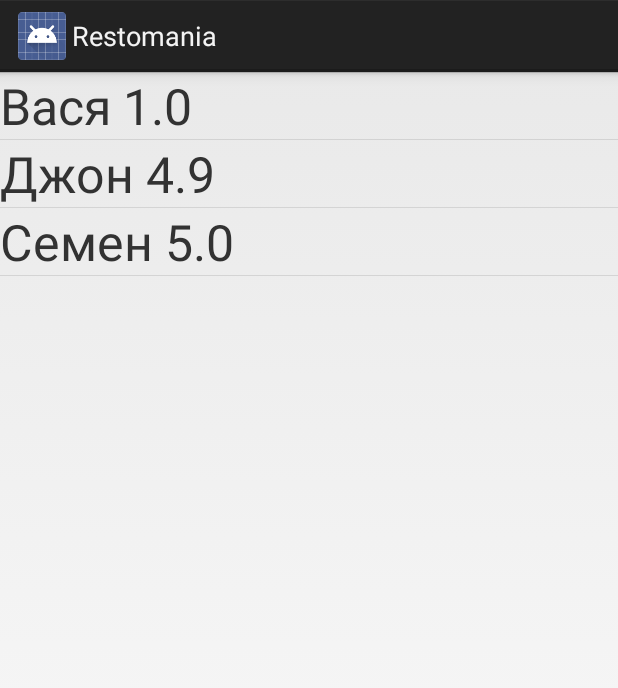
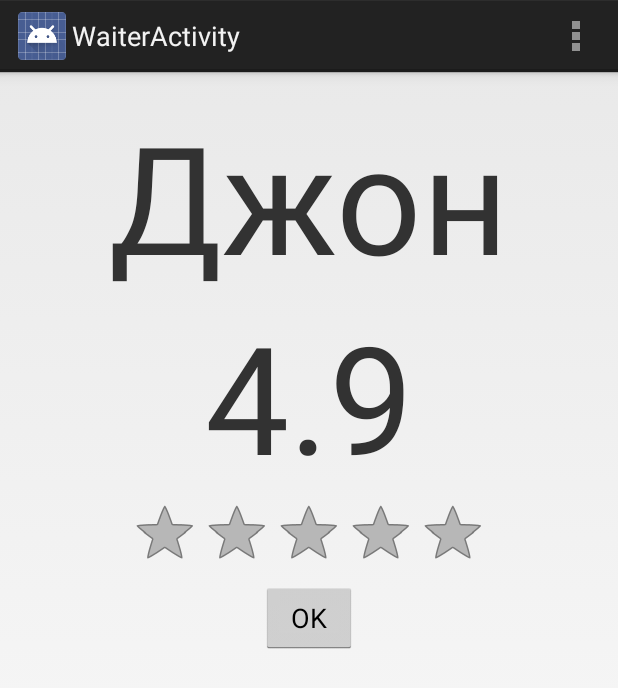
Before and after one commit to ilya4544/restomaniaAndroid, an Android app: the screen it shows after launch (WaiterListActivity before the commit, WaiterActivity after it), after a tap on an icon or button, on a phone screen of 412 x 824 dp. Shown: the top 688 px of the screen. Run offline under Robolectric (Android 15) with nearby library versions, the phone set to English and light mode, and no system bars.

Commit message:
Added WaiterActivity Realised choosing Waiter in WaiterList

```diff
--- a/app/src/main/AndroidManifest.xml
+++ b/app/src/main/AndroidManifest.xml
@@ -16,6 +16,10 @@
                 <category android:name="android.intent.category.LAUNCHER" />
             </intent-filter>
         </activity>
+        <activity
+            android:name=".WaiterActivity"
+            android:label="@string/title_activity_waiter" >
+        </activity>
     </application>
 
 </manifest>
--- /dev/null
+++ b/app/src/main/java/com/restomania/restomania/WaiterActivity.java
@@ -0,0 +1,44 @@
+package com.restomania.restomania;
+
+import android.app.Activity;
+import android.content.Intent;
+import android.os.Bundle;
+import android.view.Menu;
+import android.view.MenuItem;
+import android.widget.TextView;
+
+
+public class WaiterActivity extends Activity {
+
+    @Override
+    protected void onCreate(Bundle savedInstanceState) {
+        super.onCreate(savedInstanceState);
+        setContentView(R.layout.activity_waiter);
+        TextView n = (TextView) findViewById(R.id.waiter_name);
+        TextView r = (TextView) findViewById(R.id.waiter_rate);
+        Intent intent = getIntent();
+        n.setText(intent.getStringExtra("name"));
+        r.setText(intent.getStringExtra("rate"));
+
+    }
+
+
+    @Override
+    public boolean onCreateOptionsMenu(Menu menu) {
+        // Inflate the menu; this adds items to the action bar if it is present.
+        getMenuInflater().inflate(R.menu.waiter, menu);
+        return true;
+    }
+
+    @Override
+    public boolean onOptionsItemSelected(MenuItem item) {
+        // Handle action bar item clicks here. The action bar will
+        // automatically handle clicks on the Home/Up button, so long
+        // as you specify a parent activity in AndroidManifest.xml.
+        int id = item.getItemId();
+        if (id == R.id.action_settings) {
+            return true;
+        }
+        return super.onOptionsItemSelected(item);
+    }
+}
--- a/app/src/main/java/com/restomania/restomania/WaiterListActivity.java
+++ b/app/src/main/java/com/restomania/restomania/WaiterListActivity.java
@@ -1,12 +1,11 @@
 package com.restomania.restomania;
 
-import android.app.Activity;
 import android.app.ListActivity;
+import android.content.Intent;
 import android.os.Bundle;
 import android.view.View;
 import android.widget.ArrayAdapter;
 import android.widget.ListView;
-import android.widget.Toast;
 
 public class WaiterListActivity extends ListActivity {
     public void onCreate(Bundle icicle) {
@@ -20,6 +19,11 @@ public class WaiterListActivity extends ListActivity {
     @Override
     protected void onListItemClick(ListView l, View v, int position, long id) {
         Waiter item = (Waiter) getListAdapter().getItem(position);
-        Toast.makeText(this, item.name + " selected", Toast.LENGTH_LONG).show();
+       // Toast.makeText(this, item.name + " selected", Toast.LENGTH_LONG).show();
+        //TODO go to activity3 jsoup
+        Intent intent = new Intent(this, WaiterActivity.class);
+        intent.putExtra("name", item.name);
+        intent.putExtra("rate", "" + item.rate);
+        startActivity(intent);
     }
 }
--- /dev/null
+++ b/app/src/main/res/layout/activity_waiter.xml
@@ -0,0 +1,43 @@
+<LinearLayout xmlns:android="http://schemas.android.com/apk/res/android"
+    xmlns:tools="http://schemas.android.com/tools"
+    android:orientation="vertical"
+    android:layout_width="match_parent"
+    android:layout_height="match_parent"
+    android:paddingLeft="@dimen/activity_horizontal_margin"
+    android:paddingRight="@dimen/activity_horizontal_margin"
+    android:paddingTop="@dimen/activity_vertical_margin"
+    android:paddingBottom="@dimen/activity_vertical_margin"
+    tools:context="com.restomania.restomania.WaiterActivity">
+
+    <TextView
+        android:text="Вася"
+        android:layout_width="wrap_content"
+        android:layout_height="wrap_content"
+        android:id="@+id/waiter_name"
+        android:textSize="100dp"
+
+        android:layout_gravity="center_horizontal" />
+
+    <TextView
+        android:text="5.0"
+        android:layout_width="wrap_content"
+        android:layout_height="wrap_content"
+        android:id="@+id/waiter_rate"
+        android:textSize="100dp"
+        android:layout_gravity="center_horizontal" />
+
+    <RatingBar
+        android:layout_width="wrap_content"
+        android:layout_height="wrap_content"
+        android:id="@+id/ratingBar"
+        android:layout_gravity="center_horizontal" />
+
+    <Button
+        android:layout_width="wrap_content"
+        android:layout_height="wrap_content"
+        android:text="OK"
+        android:id="@+id/ok_btn"
+        android:layout_gravity="center_horizontal" />
+
+
+</LinearLayout>
--- a/app/src/main/res/layout/row_layout.xml
+++ b/app/src/main/res/layout/row_layout.xml
@@ -7,8 +7,7 @@
         android:id="@+id/label"
         android:layout_width="fill_parent"
         android:layout_height="fill_parent"
-        android:text="@+id/label"
-        android:textSize="50px" >
+        android:textSize="50dp" >
     </TextView>
 
 </LinearLayout>
--- /dev/null
+++ b/app/src/main/res/menu/waiter.xml
@@ -0,0 +1,8 @@
+<menu xmlns:android="http://schemas.android.com/apk/res/android"
+    xmlns:tools="http://schemas.android.com/tools"
+    tools:context="com.restomania.restomania.WaiterActivity" >
+    <item android:id="@+id/action_settings"
+        android:title="@string/action_settings"
+        android:orderInCategory="100"
+        android:showAsAction="never" />
+</menu>
--- a/app/src/main/res/values/strings.xml
+++ b/app/src/main/res/values/strings.xml
@@ -4,5 +4,6 @@
     <string name="app_name">Restomania</string>
     <string name="hello_world">Hello world!</string>
     <string name="action_settings">Settings</string>
+    <string name="title_activity_waiter">WaiterActivity</string>
 
 </resources>
```
